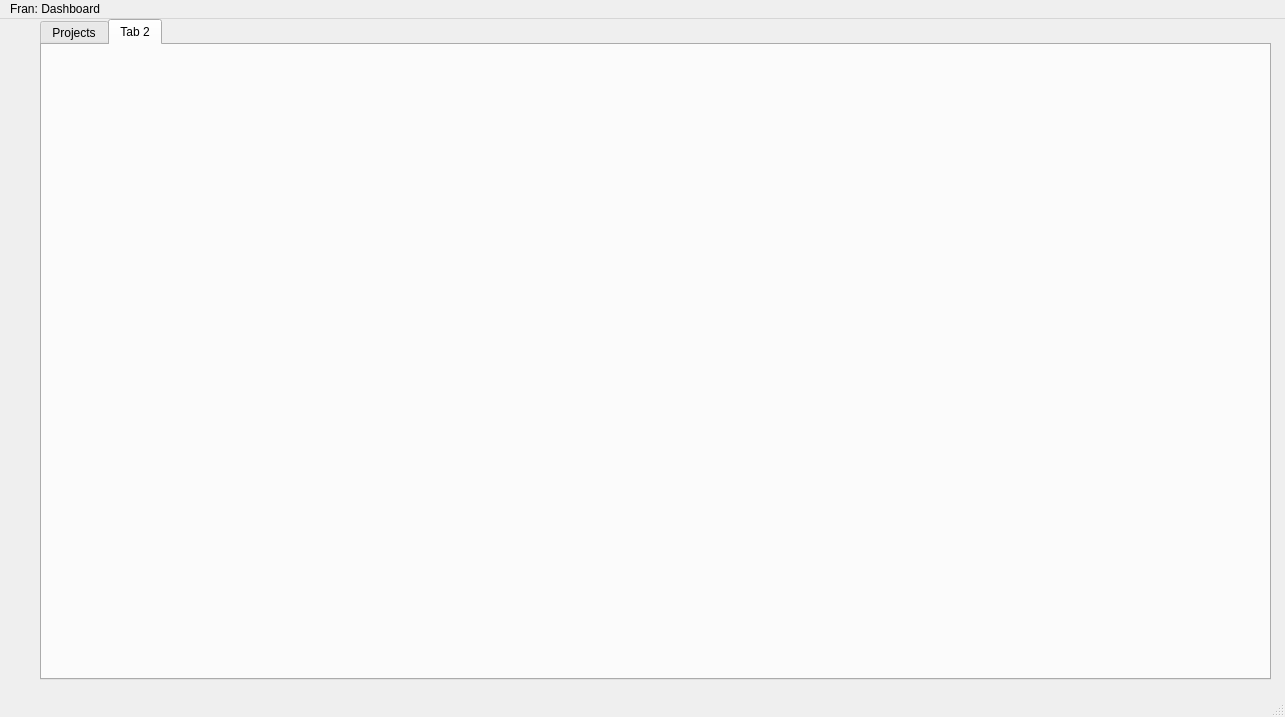
Before: the Qt Designer form fran/cpp/dashboard/src/mainwindow.ui in drusmanbashir/fran, drawn with Qt 5.
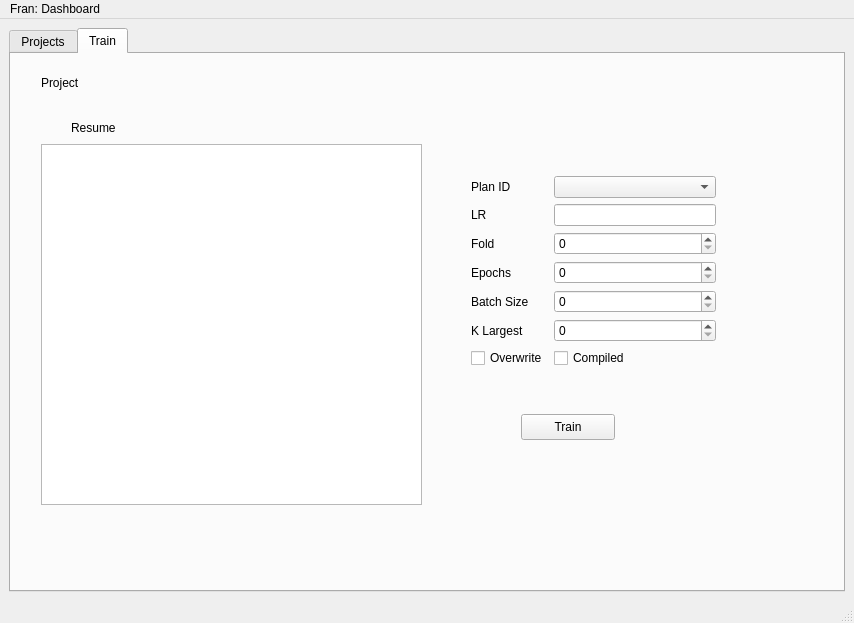
After: the same form once the commit is applied. The open tabs and pages were chosen to show the change.

```diff
--- a/fran/cpp/dashboard/src/mainwindow.ui
+++ b/fran/cpp/dashboard/src/mainwindow.ui
@@ -6,23 +6,17 @@
    <rect>
     <x>0</x>
     <y>0</y>
-    <width>1285</width>
-    <height>717</height>
+    <width>854</width>
+    <height>623</height>
    </rect>
   </property>
   <property name="windowTitle">
    <string>MainWindow</string>
   </property>
   <widget class="QWidget" name="centralwidget">
+   <layout class="QVBoxLayout" name="verticalLayout_4">
+    <item>
    <widget class="QTabWidget" name="tabWidget">
-    <property name="geometry">
-     <rect>
-      <x>40</x>
-      <y>0</y>
-      <width>1231</width>
-      <height>661</height>
-     </rect>
-    </property>
     <property name="currentIndex">
      <number>0</number>
     </property>
@@ -107,17 +101,171 @@
     </widget>
     <widget class="QWidget" name="tab_2">
      <attribute name="title">
-      <string>Tab 2</string>
-     </attribute>
-    </widget>
-   </widget>
+        <string>Train</string>
+       </attribute>
+       <widget class="QWidget" name="verticalLayoutWidget">
+        <property name="geometry">
+         <rect>
+          <x>460</x>
+          <y>90</y>
+          <width>245</width>
+          <height>249</height>
+         </rect>
+        </property>
+        <layout class="QVBoxLayout" name="verticalLayout_3">
+         <item>
+          <layout class="QHBoxLayout" name="GPULayout"/>
+         </item>
+         <item>
+          <layout class="QGridLayout" name="gridLayout">
+           <property name="topMargin">
+            <number>8</number>
+           </property>
+           <item row="5" column="0">
+            <widget class="QLabel" name="label">
+             <property name="text">
+              <string>K Largest</string>
+             </property>
+            </widget>
+           </item>
+           <item row="1" column="1">
+            <widget class="QLineEdit" name="lrEdit">
+             <property name="sizePolicy">
+              <sizepolicy hsizetype="MinimumExpanding" vsizetype="Fixed">
+               <horstretch>0</horstretch>
+               <verstretch>0</verstretch>
+              </sizepolicy>
+             </property>
+            </widget>
+           </item>
+           <item row="0" column="1">
+            <widget class="QComboBox" name="planTrainCB"/>
+           </item>
+           <item row="5" column="1">
+            <widget class="QSpinBox" name="kSpinBox"/>
+           </item>
+           <item row="8" column="1">
+            <widget class="QCheckBox" name="checkBox">
+             <property name="text">
+              <string>Compiled</string>
+             </property>
+            </widget>
+           </item>
+           <item row="0" column="0">
+            <widget class="QLabel" name="label_2">
+             <property name="text">
+              <string>Plan ID</string>
+             </property>
+            </widget>
+           </item>
+           <item row="3" column="0">
+            <widget class="QLabel" name="label_5">
+             <property name="text">
+              <string>Epochs</string>
+             </property>
+            </widget>
+           </item>
+           <item row="3" column="1">
+            <widget class="QSpinBox" name="epochsSpinBox"/>
+           </item>
+           <item row="4" column="0">
+            <widget class="QLabel" name="label_3">
+             <property name="text">
+              <string>Batch Size</string>
+             </property>
+            </widget>
+           </item>
+           <item row="1" column="0">
+            <widget class="QLabel" name="label_6">
+             <property name="text">
+              <string>LR</string>
+             </property>
+            </widget>
+           </item>
+           <item row="8" column="0">
+            <widget class="QCheckBox" name="checkBox_3">
+             <property name="text">
+              <string>Overwrite</string>
+             </property>
+            </widget>
+           </item>
+           <item row="4" column="1">
+            <widget class="QSpinBox" name="bsSpinBox"/>
+           </item>
+           <item row="2" column="0">
+            <widget class="QLabel" name="label_7">
+             <property name="text">
+              <string>Fold</string>
+             </property>
+            </widget>
+           </item>
+           <item row="2" column="1">
+            <widget class="QSpinBox" name="foldSpinBox"/>
+           </item>
+          </layout>
+         </item>
+        </layout>
+       </widget>
+       <widget class="QLabel" name="projectName">
+        <property name="geometry">
+         <rect>
+          <x>30</x>
+          <y>20</y>
+          <width>66</width>
+          <height>18</height>
+         </rect>
+        </property>
+        <property name="text">
+         <string>Project</string>
+        </property>
+       </widget>
+       <widget class="QPushButton" name="trainBtn">
+        <property name="geometry">
+         <rect>
+          <x>510</x>
+          <y>360</y>
+          <width>94</width>
+          <height>26</height>
+         </rect>
+        </property>
+        <property name="text">
+         <string>Train</string>
+        </property>
+       </widget>
+       <widget class="QLabel" name="label_4">
+        <property name="geometry">
+         <rect>
+          <x>60</x>
+          <y>60</y>
+          <width>81</width>
+          <height>27</height>
+         </rect>
+        </property>
+        <property name="text">
+         <string>Resume</string>
+        </property>
+       </widget>
+       <widget class="QTableView" name="neptuneRunsTable">
+        <property name="geometry">
+         <rect>
+          <x>30</x>
+          <y>90</y>
+          <width>381</width>
+          <height>361</height>
+         </rect>
+        </property>
+       </widget>
+      </widget>
+     </widget>
+    </item>
+   </layout>
   </widget>
   <widget class="QMenuBar" name="menubar">
    <property name="geometry">
     <rect>
      <x>0</x>
      <y>0</y>
-     <width>1285</width>
+     <width>854</width>
      <height>23</height>
     </rect>
    </property>
```
Left out of the diff: 4 changed lines with no effect on the pictures. Lines whose indentation alone changed are shown as unchanged.
